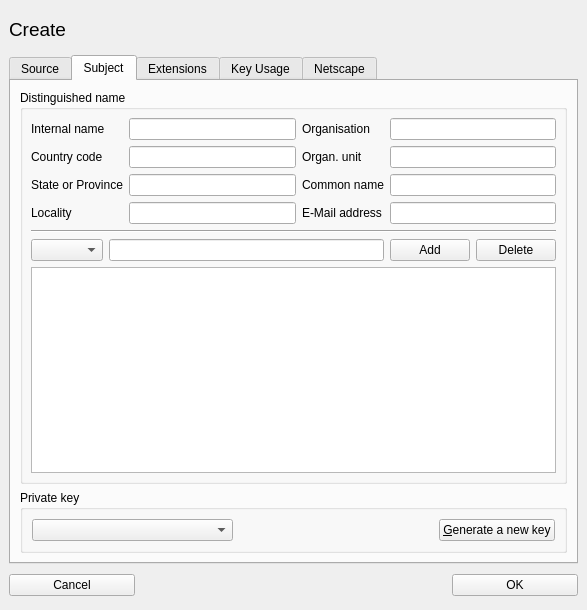
Old version of the form ui/NewX509.ui in the repository chris2511/xca.
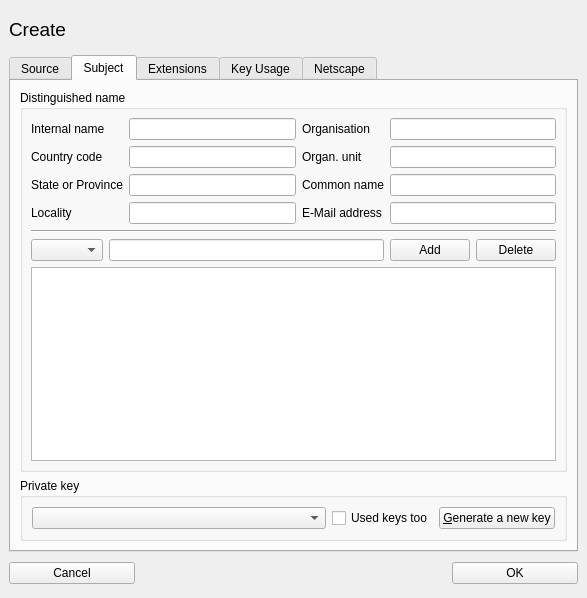
New version of the form. The open tabs and pages were chosen to show the change. Custom widgets are drawn as their Qt base class.

```diff
--- a/ui/NewX509.ui
+++ b/ui/NewX509.ui
@@ -6,7 +6,7 @@
     <x>0</x>
     <y>0</y>
     <width>587</width>
-    <height>610</height>
+    <height>598</height>
    </rect>
   </property>
   <property name="windowTitle" >
@@ -615,20 +615,11 @@
            </widget>
           </item>
           <item>
-           <spacer>
-            <property name="orientation" >
-             <enum>Qt::Horizontal</enum>
+           <widget class="QCheckBox" name="usedKeysToo" >
+            <property name="text" >
+             <string>Used keys too</string>
             </property>
-            <property name="sizeType" >
-             <enum>QSizePolicy::Expanding</enum>
-            </property>
-            <property name="sizeHint" >
-             <size>
-              <width>20</width>
-              <height>20</height>
-             </size>
-            </property>
-           </spacer>
+           </widget>
           </item>
           <item>
            <widget class="QPushButton" name="genKeyBUT" >
@@ -1491,17 +1482,17 @@
   </layout>
  </widget>
  <customwidgets>
-  <customwidget>
-   <class>hashBox</class>
-   <extends>QComboBox</extends>
-   <header>widgets/hashBox.h</header>
-  </customwidget>
   <customwidget>
    <class>Validity</class>
    <extends>QWidget</extends>
    <header>widgets/validity.h</header>
    <container>1</container>
   </customwidget>
+  <customwidget>
+   <class>hashBox</class>
+   <extends>QComboBox</extends>
+   <header>widgets/hashBox.h</header>
+  </customwidget>
  </customwidgets>
  <tabstops>
   <tabstop>tabWidget</tabstop>
```
